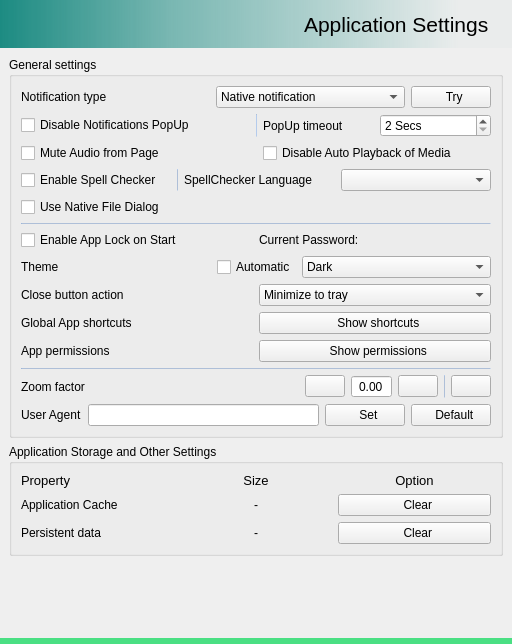
This is src/settingswidget.ui in keshavbhatt/whatsie as Qt 5 draws it before an edit. The edited form follows.
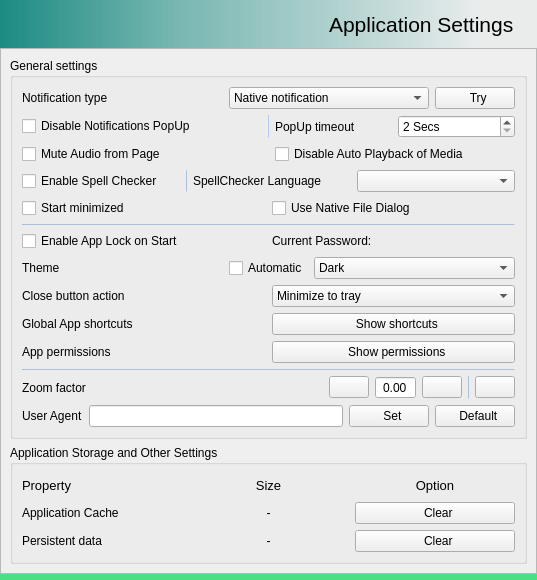
This is the edited form. Icons and pictures are not drawn.

Commit message: feat: start application minimized. closes #19 - there is a setting to enable this feature

What changed in the file:
```diff
--- a/src/settingswidget.ui
+++ b/src/settingswidget.ui
@@ -6,8 +6,8 @@
    <rect>
     <x>0</x>
     <y>0</y>
-    <width>512</width>
-    <height>644</height>
+    <width>537</width>
+    <height>580</height>
    </rect>
   </property>
   <property name="windowTitle">
@@ -88,22 +88,22 @@
      </layout>
     </widget>
    </item>
-   <item alignment="Qt::AlignTop">
-    <widget class="QWidget" name="verticalWidget" native="true">
-     <layout class="QVBoxLayout" name="verticalLayout_2">
-      <property name="leftMargin">
-       <number>9</number>
-      </property>
-      <property name="topMargin">
-       <number>9</number>
+   <item>
+    <widget class="QScrollArea" name="scrollArea">
+     <property name="widgetResizable">
+      <bool>true</bool>
+     </property>
+     <widget class="QWidget" name="scrollAreaWidgetContents">
+      <property name="geometry">
+       <rect>
+        <x>0</x>
+        <y>0</y>
+        <width>521</width>
+        <height>592</height>
+       </rect>
       </property>
-      <property name="rightMargin">
-       <number>9</number>
-      </property>
-      <property name="bottomMargin">
-       <number>9</number>
-      </property>
-      <item alignment="Qt::AlignTop">
+      <layout class="QVBoxLayout" name="verticalLayout_5">
+       <item>
        <widget class="QGroupBox" name="groupBox_8">
         <property name="title">
          <string>General settings</string>
@@ -264,6 +264,13 @@
          </item>
          <item row="3" column="0">
           <layout class="QHBoxLayout" name="horizontalLayout_10">
+            <item>
+             <widget class="QCheckBox" name="startMinimized">
+              <property name="text">
+               <string>Start minimized</string>
+              </property>
+             </widget>
+            </item>
            <item>
             <widget class="QCheckBox" name="useNativeFileDialog">
              <property name="text">
@@ -647,7 +654,7 @@
         </layout>
        </widget>
       </item>
-      <item alignment="Qt::AlignTop">
+       <item>
        <widget class="QGroupBox" name="groupBox_7">
         <property name="title">
          <string>Application Storage and Other Settings</string>
@@ -766,19 +773,7 @@
       </item>
      </layout>
     </widget>
-   </item>
-   <item>
-    <spacer name="verticalSpacer">
-     <property name="orientation">
-      <enum>Qt::Vertical</enum>
-     </property>
-     <property name="sizeHint" stdset="0">
-      <size>
-       <width>20</width>
-       <height>40</height>
-      </size>
-     </property>
-    </spacer>
+    </widget>
    </item>
    <item>
     <widget class="QWidget" name="bottomLine" native="true">
```
Lines whose indentation alone changed are shown as unchanged. The commit also changes 5 other files.
